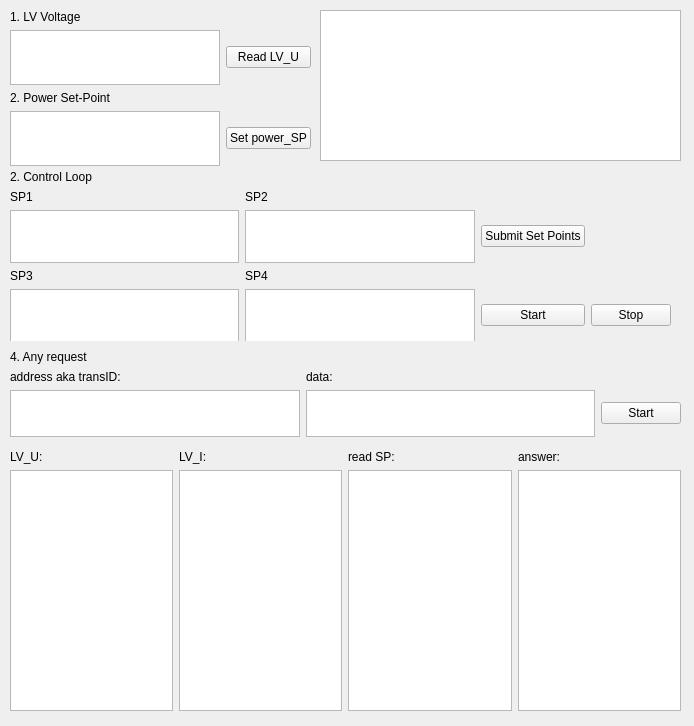
Old version of the form mainwindow.ui in the repository bocherteric/modbus_tcp.
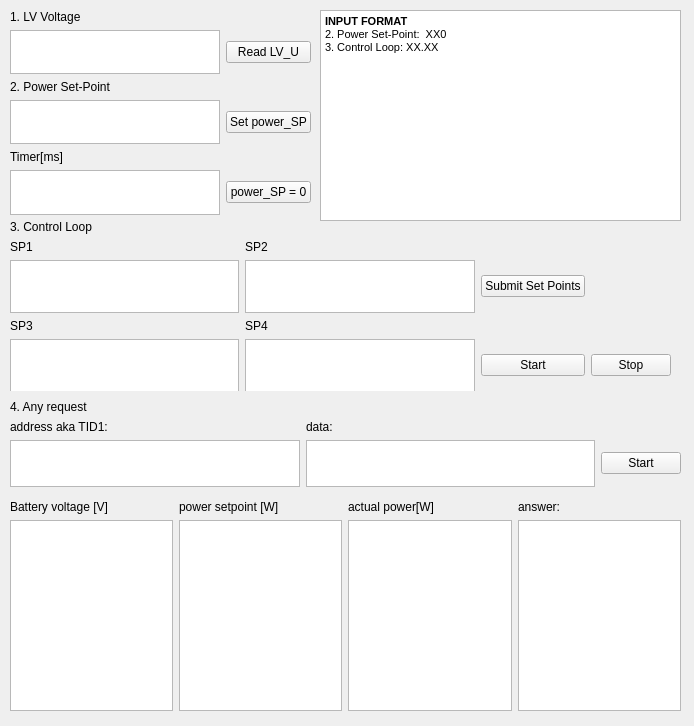
New version of the form.

```diff
--- a/mainwindow.ui
+++ b/mainwindow.ui
@@ -19,34 +19,13 @@
      <x>10</x>
      <y>10</y>
      <width>301</width>
-     <height>156</height>
+     <height>205</height>
     </rect>
    </property>
    <layout class="QGridLayout" name="gridLayout">
-    <item row="4" column="1">
-     <widget class="QPushButton" name="pushButton2">
-      <property name="text">
-       <string>Set power_SP</string>
-      </property>
-     </widget>
-    </item>
     <item row="1" column="0">
      <widget class="QTextBrowser" name="browser1"/>
     </item>
-    <item row="1" column="1">
-     <widget class="QPushButton" name="pushButton1">
-      <property name="text">
-       <string>Read LV_U</string>
-      </property>
-     </widget>
-    </item>
-    <item row="0" column="0">
-     <widget class="QLabel" name="label_2">
-      <property name="text">
-       <string>1. LV Voltage</string>
-      </property>
-     </widget>
-    </item>
     <item row="3" column="0">
      <widget class="QLabel" name="label">
       <property name="text">
@@ -54,25 +33,63 @@
       </property>
      </widget>
     </item>
+    <item row="0" column="0">
+     <widget class="QLabel" name="label_2">
+      <property name="text">
+       <string>1. LV Voltage</string>
+      </property>
+     </widget>
+    </item>
+    <item row="5" column="0">
+     <widget class="QLabel" name="label_4">
+      <property name="text">
+       <string>Timer[ms]</string>
+      </property>
+     </widget>
+    </item>
     <item row="4" column="0">
      <widget class="QPlainTextEdit" name="text2"/>
     </item>
+    <item row="1" column="1">
+     <widget class="QPushButton" name="pushButton1">
+      <property name="text">
+       <string>Read LV_U</string>
+      </property>
+     </widget>
+    </item>
+    <item row="4" column="1">
+     <widget class="QPushButton" name="pushButton2">
+      <property name="text">
+       <string>Set power_SP</string>
+      </property>
+     </widget>
+    </item>
+    <item row="6" column="0">
+     <widget class="QTextBrowser" name="browserTimer"/>
+    </item>
+    <item row="6" column="1">
+     <widget class="QPushButton" name="pushButton2_1">
+      <property name="text">
+       <string>power_SP = 0</string>
+      </property>
+     </widget>
+    </item>
    </layout>
   </widget>
   <widget class="QWidget" name="gridLayoutWidget_3">
    <property name="geometry">
     <rect>
      <x>10</x>
-     <y>450</y>
+     <y>500</y>
      <width>671</width>
-     <height>261</height>
+     <height>211</height>
     </rect>
    </property>
    <layout class="QGridLayout" name="gridLayout_3">
     <item row="0" column="1">
      <widget class="QLabel" name="label_7">
       <property name="text">
-       <string>LV_I:</string>
+       <string>power setpoint [W]</string>
       </property>
      </widget>
     </item>
@@ -88,14 +105,14 @@
     <item row="0" column="0">
      <widget class="QLabel" name="label_6">
       <property name="text">
-       <string>LV_U:</string>
+       <string>Battery voltage [V]</string>
       </property>
      </widget>
     </item>
     <item row="0" column="2">
      <widget class="QLabel" name="label_8">
       <property name="text">
-       <string>read SP:</string>
+       <string>actual power[W]</string>
       </property>
      </widget>
     </item>
@@ -117,15 +134,25 @@
      <x>320</x>
      <y>10</y>
      <width>361</width>
-     <height>151</height>
+     <height>211</height>
     </rect>
    </property>
+   <property name="html">
+    <string>&lt;!DOCTYPE HTML PUBLIC &quot;-//W3C//DTD HTML 4.0//EN&quot; &quot;http://www.w3.org/TR/REC-html40/strict.dtd&quot;&gt;
+&lt;html&gt;&lt;head&gt;&lt;meta name=&quot;qrichtext&quot; content=&quot;1&quot; /&gt;&lt;style type=&quot;text/css&quot;&gt;
+p, li { white-space: pre-wrap; }
+&lt;/style&gt;&lt;/head&gt;&lt;body style=&quot; font-family:'MS Shell Dlg 2'; font-size:8pt; font-weight:400; font-style:normal;&quot;&gt;
+&lt;p style=&quot; margin-top:0px; margin-bottom:0px; margin-left:0px; margin-right:0px; -qt-block-indent:0; text-indent:0px;&quot;&gt;&lt;span style=&quot; font-weight:600;&quot;&gt;INPUT FORMAT&lt;/span&gt;&lt;/p&gt;
+&lt;p style=&quot; margin-top:0px; margin-bottom:0px; margin-left:0px; margin-right:0px; -qt-block-indent:0; text-indent:0px;&quot;&gt;2. Power Set-Point:  XX0 &lt;/p&gt;
+&lt;p style=&quot; margin-top:0px; margin-bottom:0px; margin-left:0px; margin-right:0px; -qt-block-indent:0; text-indent:0px;&quot;&gt;3. Control Loop: XX.XX&lt;/p&gt;
+&lt;p style=&quot;-qt-paragraph-type:empty; margin-top:0px; margin-bottom:0px; margin-left:0px; margin-right:0px; -qt-block-indent:0; text-indent:0px; font-weight:600;&quot;&gt;&lt;br /&gt;&lt;/p&gt;&lt;/body&gt;&lt;/html&gt;</string>
+   </property>
   </widget>
   <widget class="QWidget" name="gridLayoutWidget_2">
    <property name="geometry">
     <rect>
      <x>10</x>
-     <y>350</y>
+     <y>400</y>
      <width>671</width>
      <height>87</height>
     </rect>
@@ -154,7 +181,7 @@
     <item row="1" column="0">
      <widget class="QLabel" name="label_10">
       <property name="text">
-       <string>address aka transID:</string>
+       <string>address aka TID1:</string>
       </property>
      </widget>
     </item>
@@ -171,7 +198,7 @@
    <property name="geometry">
     <rect>
      <x>10</x>
-     <y>170</y>
+     <y>220</y>
      <width>661</width>
      <height>171</height>
     </rect>
@@ -204,7 +231,7 @@
     <item row="0" column="0">
      <widget class="QLabel" name="label_3">
       <property name="text">
-       <string>2. Control Loop</string>
+       <string>3. Control Loop</string>
       </property>
      </widget>
     </item>
```
